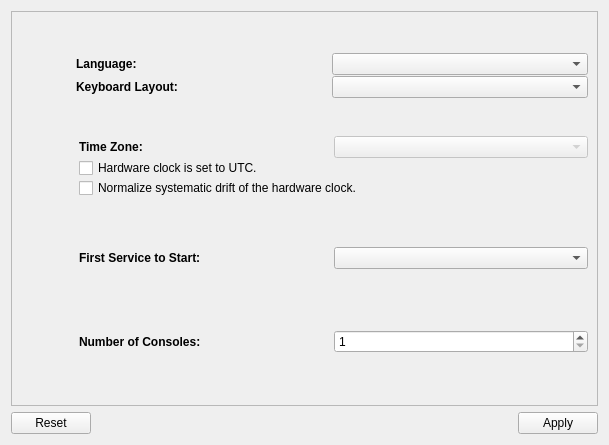
pars-linux/uludag, file kde4/system-manager/manager/ui/main.ui: the form before one commit.
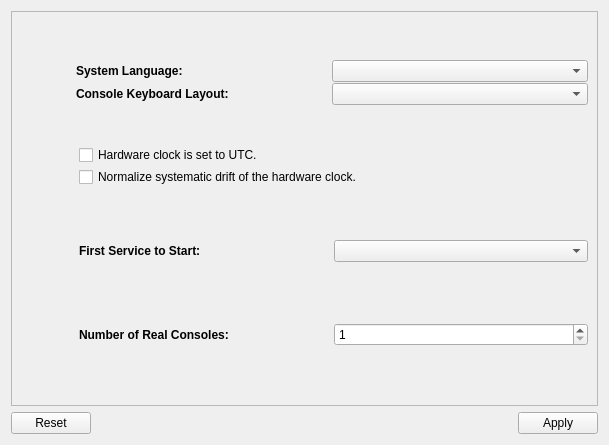
The form after the commit.

```diff
--- a/kde4/system-manager/manager/ui/main.ui
+++ b/kde4/system-manager/manager/ui/main.ui
@@ -96,7 +96,7 @@
              </font>
             </property>
             <property name="text">
-             <string>Language:</string>
+             <string>System Language:</string>
             </property>
            </widget>
           </item>
@@ -118,7 +118,7 @@
              </font>
             </property>
             <property name="text">
-             <string>Keyboard Layout:</string>
+             <string>Console Keyboard Layout:</string>
             </property>
            </widget>
           </item>
@@ -190,40 +190,14 @@
         </item>
         <item>
          <layout class="QGridLayout" name="gridLayout_2">
-          <item row="0" column="0">
-           <widget class="QLabel" name="label_4">
-            <property name="minimumSize">
-             <size>
-              <width>100</width>
-              <height>0</height>
-             </size>
-            </property>
-            <property name="font">
-             <font>
-              <weight>75</weight>
-              <bold>true</bold>
-             </font>
-            </property>
-            <property name="text">
-             <string>Time Zone:</string>
-            </property>
-           </widget>
-          </item>
-          <item row="0" column="1">
-           <widget class="QComboBox" name="comboTimeZone">
-            <property name="enabled">
-             <bool>false</bool>
-            </property>
-           </widget>
-          </item>
-          <item row="1" column="0" colspan="2">
+          <item row="0" column="0" colspan="2">
            <widget class="QCheckBox" name="checkUTC">
             <property name="text">
              <string>Hardware clock is set to UTC.</string>
             </property>
            </widget>
           </item>
-          <item row="2" column="0" colspan="2">
+          <item row="1" column="0" colspan="2">
            <widget class="QCheckBox" name="checkClockAdjust">
             <property name="text">
              <string>Normalize systematic drift of the hardware clock.</string>
@@ -381,7 +355,7 @@
              </font>
             </property>
             <property name="text">
-             <string>Number of Consoles:</string>
+             <string>Number of Real Consoles:</string>
             </property>
            </widget>
           </item>
```
